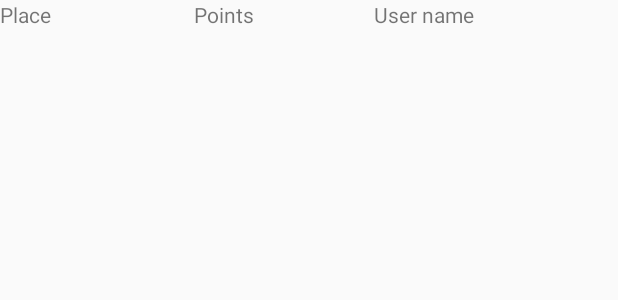
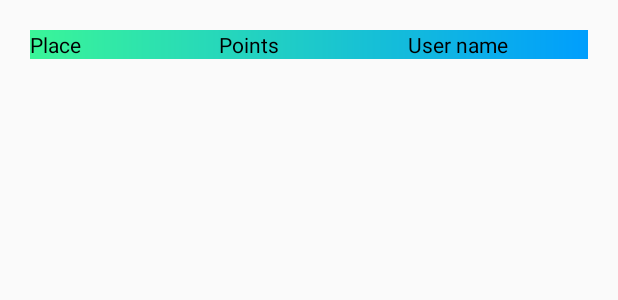
Before and after one commit to TitRadu/Trivia, an Android app: the layout fragment_dashboard.xml on its own in the app's theme, with its tools: preview values and no code run, on a phone screen of 412 x 824 dp. Shown: the top 300 px of the screen. Run offline under Robolectric (Android 15) with nearby library versions, the phone set to English and light mode, and no system bars.

Commit message:
design NotifyFragment and Dashboard fragment

```diff
--- /dev/null
+++ b/app/src/main/res/drawable/custom_botton_design_corners.xml
@@ -0,0 +1,6 @@
+<?xml version="1.0" encoding="utf-8"?>
+<shape android:shape="rectangle"
+    xmlns:android="http://schemas.android.com/apk/res/android">
+    <gradient android:startColor="#3AF598" android:endColor="#009EFD" android:type="linear"/>
+        <corners android:radius="20dp"/>
+</shape>
--- a/app/src/main/res/layout/fragment_dashboard.xml
+++ b/app/src/main/res/layout/fragment_dashboard.xml
@@ -5,32 +5,44 @@
     android:layout_width="match_parent"
     android:layout_height="match_parent"
     android:orientation="vertical"
+    android:layout_margin="20dp"
+
     tools:context=".game.ui.dashboard.DashboardFragment">
 
-    <LinearLayout
-        android:layout_width="wrap_content"
+    <RelativeLayout
+        android:layout_width="match_parent"
+        android:background="@drawable/custom_botton_design"
         android:layout_height="wrap_content">
         <TextView
             android:layout_width="wrap_content"
             android:layout_height="wrap_content"
+            android:layout_alignParentLeft="true"
+            android:textColor="#000000"
+            android:textSize="14sp"
             android:text="Place"/>
 
         <TextView
-            android:layout_width="wrap_content"
+            android:layout_width="120dp"
             android:layout_height="wrap_content"
-            android:layout_marginLeft="95dp"
+            android:layout_centerHorizontal="true"
+            android:textColor="#000000"
+            android:textSize="14sp"
             android:text="Points"/>
 
         <TextView
-            android:layout_width="wrap_content"
+            android:layout_width="70dp"
             android:layout_height="wrap_content"
-            android:layout_marginLeft="80dp"
+            android:layout_marginEnd="50dp"
+            android:layout_alignParentEnd="true"
+            android:textColor="#000000"
+            android:textSize="14sp"
             android:text="User name"/>
 
-    </LinearLayout>
+    </RelativeLayout>
 
     <androidx.recyclerview.widget.RecyclerView
         android:id="@+id/rv_rank_list"
+        android:layout_marginTop="10dp"
         android:layout_width="match_parent"
         android:layout_height="match_parent"/>
 
```
Also changed, not shown: app/src/main/java/com/example/triviaapp/game/ui/notifications/NotificationsFragment.java (+13 -29 lines), app/src/main/res/layout/fragment_notifications.xml (+24 -11 lines), app/src/main/res/layout/rank_row_list.xml (+15 -7 lines).
